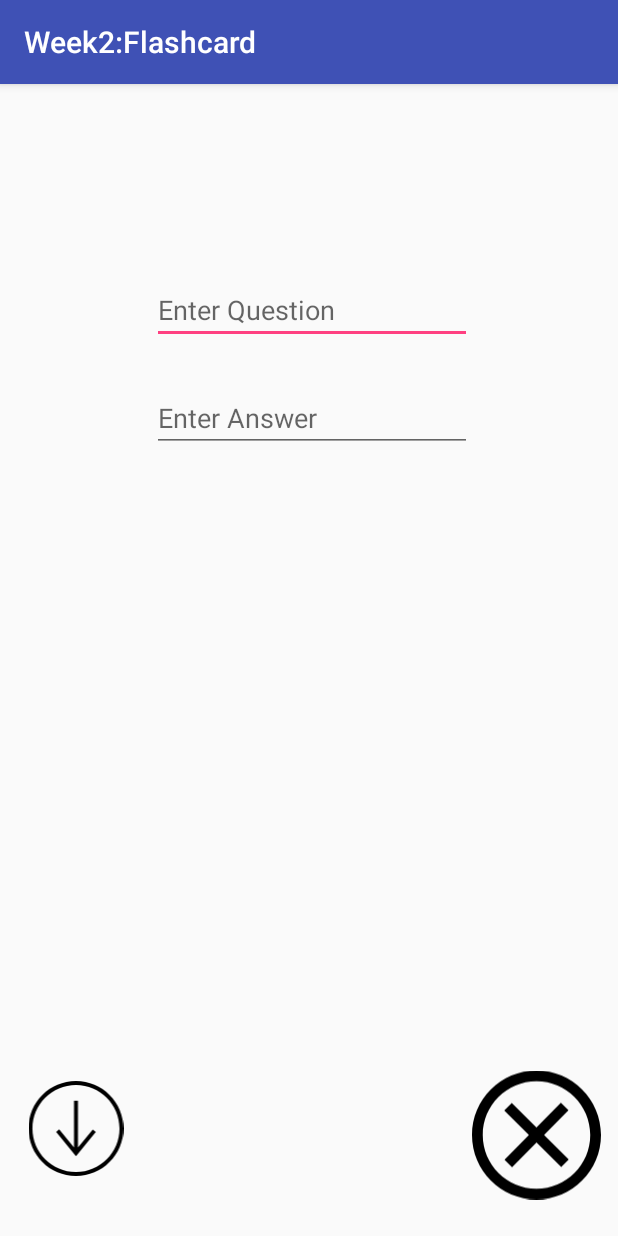
After one commit to benjamink4/Week2Flashcard, an Android app: the AddCard screen opened directly, with no data from a screen before it, on a phone screen of 412 x 824 dp. The commit adds this screen. Run offline under Robolectric (Android 15) with nearby library versions, the phone set to English and light mode, and no system bars.

Commit message:
New COde

```diff
--- a/app/src/main/AndroidManifest.xml
+++ b/app/src/main/AndroidManifest.xml
@@ -16,6 +16,7 @@
                 <category android:name="android.intent.category.LAUNCHER" />
             </intent-filter>
         </activity>
+        <activity android:name=".AddCard"></activity>
     </application>
 
 </manifest>
--- /dev/null
+++ b/app/src/main/java/com/example/ben/week2flashcard/AddCard.java
@@ -0,0 +1,41 @@
+package com.example.ben.week2flashcard;
+
+import android.content.Intent;
+import android.os.Bundle;
+import android.support.v7.app.AppCompatActivity;
+import android.view.View;
+import android.widget.EditText;
+
+public class AddCard extends AppCompatActivity {
+
+    @Override
+    protected void onCreate(Bundle savedInstanceState) {
+        super.onCreate(savedInstanceState);
+        setContentView(R.layout.activity_add_card);
+
+
+        findViewById(R.id.cancel).setOnClickListener(new View.OnClickListener() {
+            @Override
+            public void onClick(View v) {
+                Intent intent = new Intent(AddCard.this,MainActivity.class);
+                AddCard.this.startActivity(intent);
+            }
+        });
+
+        findViewById(R.id.save).setOnClickListener(new View.OnClickListener() {
+            @Override
+            public void onClick(View v) {
+                String q=((EditText) findViewById(R.id.Question)).getText().toString();
+                String a=((EditText)findViewById(R.id.Answer)).getText().toString();
+                Intent data=new Intent();
+                data.putExtra("String1",q);
+                data.putExtra("String2",a);
+                setResult(RESULT_OK,data);
+                finish();
+
+
+
+            }
+        });
+    }
+}
--- /dev/null
+++ b/app/src/main/res/drawable/ic_iconmonstr_arrow_down_circle_thin.xml
@@ -0,0 +1,10 @@
+<vector xmlns:android="http://schemas.android.com/apk/res/android"
+    android:width="24dp"
+    android:height="24dp"
+    android:viewportWidth="24"
+    android:viewportHeight="24">
+  <path
+      android:fillColor="#FF000000"
+      android:pathData="M24,12c0,-6.623 -5.377,-12 -12,-12s-12,5.377 -12,12 5.377,12 12,12 12,-5.377 12,-12zM23,12c0,-6.071 -4.929,-11 -11,-11s-11,4.929 -11,11 4.929,11 11,11 11,-4.929 11,-11zM11.5,16.828l-3.763,-4.608 -0.737,0.679 5,6.101 5,-6.112 -0.753,-0.666 -3.747,4.604v-11.826h-1v11.828z"
+      android:fillType="evenOdd"/>
+</vector>
--- /dev/null
+++ b/app/src/main/res/drawable/ic_iconmonstr_x_mark_7.xml
@@ -0,0 +1,9 @@
+<vector xmlns:android="http://schemas.android.com/apk/res/android"
+    android:width="24dp"
+    android:height="24dp"
+    android:viewportWidth="24"
+    android:viewportHeight="24">
+  <path
+      android:fillColor="#FF000000"
+      android:pathData="M12,2c5.514,0 10,4.486 10,10s-4.486,10 -10,10 -10,-4.486 -10,-10 4.486,-10 10,-10zM12,0c-6.627,0 -12,5.373 -12,12s5.373,12 12,12 12,-5.373 12,-12 -5.373,-12 -12,-12zM18,16.538l-4.592,-4.548 4.546,-4.587 -1.416,-1.403 -4.545,4.589 -4.588,-4.543 -1.405,1.405 4.593,4.552 -4.547,4.592 1.405,1.405 4.555,-4.596 4.591,4.55 1.403,-1.416z"/>
+</vector>
--- /dev/null
+++ b/app/src/main/res/layout/activity_add_card.xml
@@ -0,0 +1,56 @@
+<?xml version="1.0" encoding="utf-8"?>
+<RelativeLayout xmlns:android="http://schemas.android.com/apk/res/android"
+    xmlns:app="http://schemas.android.com/apk/res-auto"
+    xmlns:tools="http://schemas.android.com/tools"
+    android:layout_width="match_parent"
+    android:layout_height="match_parent"
+    tools:context=".AddCard">
+
+    <ImageView
+        android:id="@+id/cancel"
+        android:layout_width="86dp"
+        android:layout_height="92dp"
+        android:layout_alignParentBottom="true"
+        android:layout_alignParentEnd="true"
+        android:layout_marginBottom="21dp"
+        android:layout_marginEnd="11dp"
+        app:srcCompat="@drawable/ic_iconmonstr_x_mark_7"
+        tools:layout_editor_absoluteX="282dp"
+        tools:layout_editor_absoluteY="459dp" />
+
+    <EditText
+        android:id="@+id/Question"
+        android:layout_width="wrap_content"
+        android:layout_height="wrap_content"
+        android:layout_alignParentTop="true"
+        android:layout_marginTop="128dp"
+        android:layout_toStartOf="@+id/cancel"
+        android:ems="10"
+        android:hint="Enter Question"
+        android:inputType="textPersonName"
+        tools:layout_editor_absoluteX="65dp"
+        tools:layout_editor_absoluteY="120dp" />
+
+    <EditText
+        android:id="@+id/Answer"
+        android:layout_width="wrap_content"
+        android:layout_height="42dp"
+        android:layout_alignParentTop="true"
+        android:layout_marginTop="203dp"
+        android:layout_toStartOf="@+id/cancel"
+        android:ems="10"
+        android:hint="Enter Answer"
+        android:inputType="textPersonName"
+        tools:layout_editor_absoluteX="67dp" />
+
+    <ImageView
+        android:id="@+id/save"
+        android:layout_width="77dp"
+        android:layout_height="63dp"
+        android:layout_alignParentBottom="true"
+        android:layout_alignParentStart="true"
+        android:layout_marginBottom="40dp"
+        android:layout_marginStart="12dp"
+        app:srcCompat="@drawable/ic_iconmonstr_arrow_down_circle_thin" />
+
+</RelativeLayout>
```
Also changed, not shown: app/src/main/java/com/example/ben/week2flashcard/MainActivity.java (+29 -3 lines), app/src/main/res/drawable/ic_plus.xml (added, +9 -0 lines), app/src/main/res/layout/activity_main.xml (+17 -3 lines).
